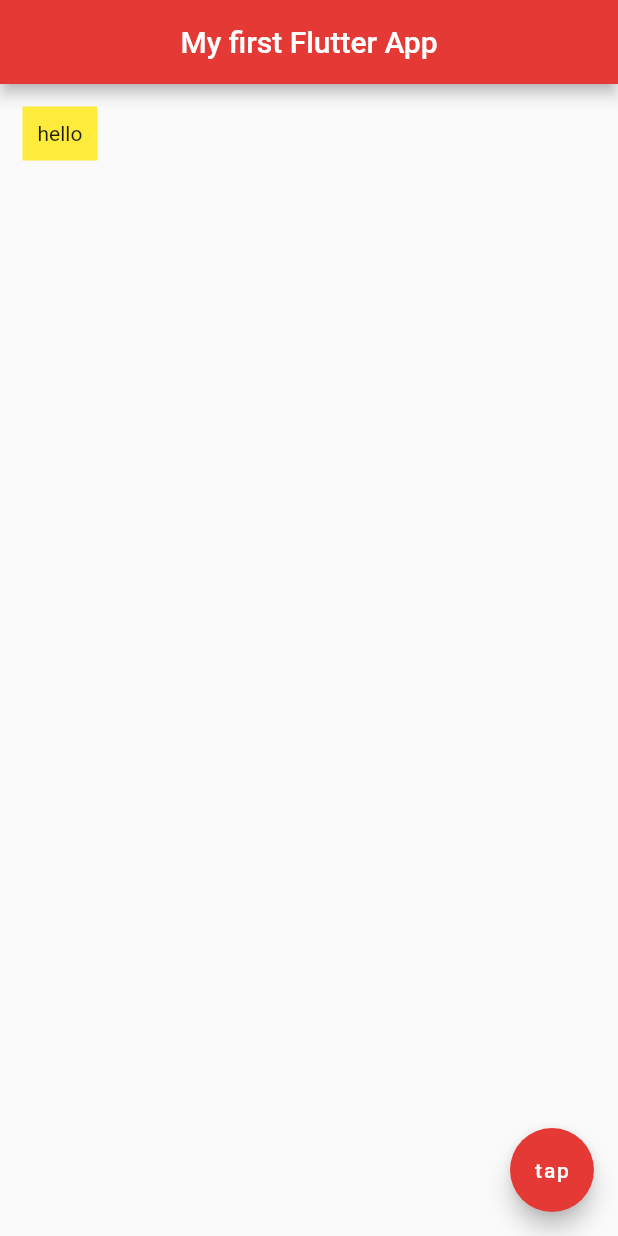
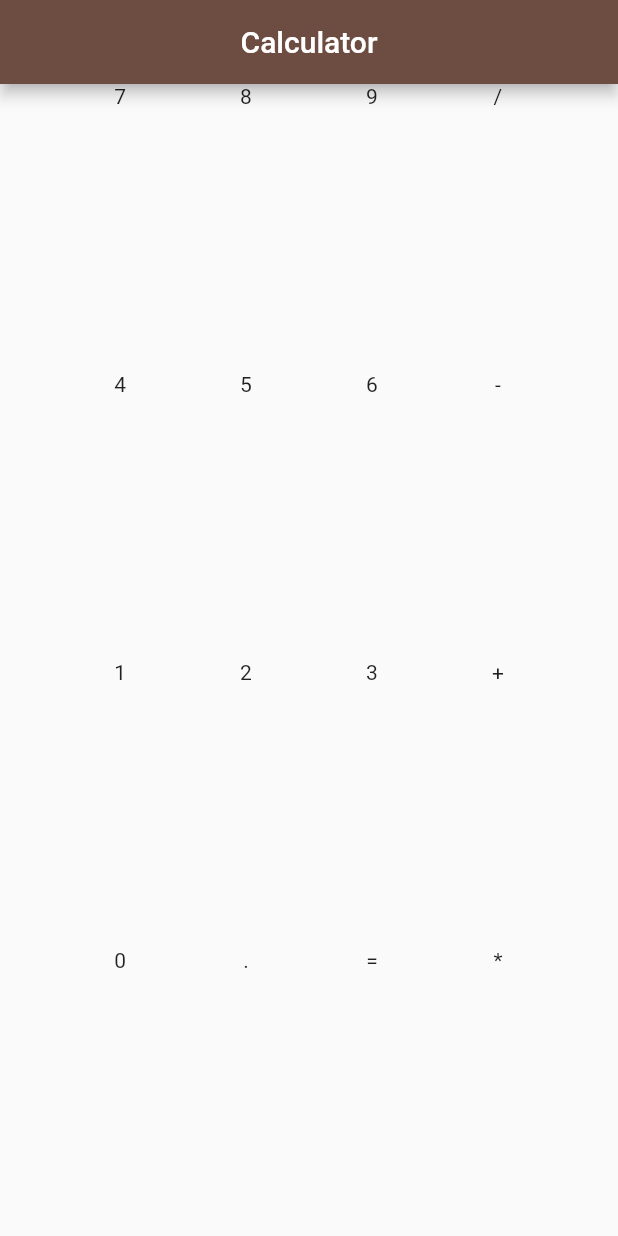
Before and after one commit to kapiljhajhria/test_repo3, a Flutter app: the screen it shows after launch, on a phone screen of 412 x 824 dp. Run offline on Flutter 3.47's test engine with Material 2 defaults, Android fonts, the phone set to English and light mode, and no system bars.

Commit message:
Calculator experiment
failing badly. need to learn stateful widgets first.

```diff
--- a/lib/main.dart
+++ b/lib/main.dart
@@ -11,21 +11,112 @@ class Home extends StatelessWidget {
   Widget build(BuildContext context) {
     return Scaffold(
         appBar: AppBar(
-        title: Text("My first Flutter App"),
+          title: Text("Calculator"),
           centerTitle: true,
-        backgroundColor: Colors.red[600],
+          backgroundColor: Colors.brown[600],
         ),
         body: Container(
-        child: Text('hello'),
-        padding: EdgeInsets.all(10.0),
-        margin: EdgeInsets.all(15.0),
-        color: Colors.yellow,
+          child: Row(
+            mainAxisAlignment: MainAxisAlignment.spaceEvenly,
+            children: <Widget>[
+              Column(
+                children: <Widget>[
+                  Expanded(
+                    child: Container(
+                      child: Text('7'),
                     ),
-      floatingActionButton: FloatingActionButton(
-        onPressed: () {},
-        child: Text('tap'),
-        backgroundColor: Colors.red[600],
                   ),
-    );
+                  Expanded(
+                    child: Container(
+                      child: Text('4'),
+                    ),
+                  ),
+                  Expanded(
+                    child: Container(
+                      child: Text('1'),
+                    ),
+                  ),
+                  Expanded(
+                    child: Container(
+                      child: Text('0'),
+                    ),
+                  ),
+                ],
+              ),
+              Column(
+                children: <Widget>[
+                  Expanded(
+                    child: Container(
+                      child: Text('8'),
+                    ),
+                  ),
+                  Expanded(
+                    child: Container(
+                      child: Text('5'),
+                    ),
+                  ),
+                  Expanded(
+                    child: Container(
+                      child: Text('2'),
+                    ),
+                  ),
+                  Expanded(
+                    child: Container(
+                      child: Text('.'),
+                    ),
+                  ),
+                ],
+              ),
+              Column(
+                children: <Widget>[
+                  Expanded(
+                    child: Container(
+                      child: Text('9'),
+                    ),
+                  ),
+                  Expanded(
+                    child: Container(
+                      child: Text('6'),
+                    ),
+                  ),
+                  Expanded(
+                    child: Container(
+                      child: Text('3'),
+                    ),
+                  ),
+                  Expanded(
+                    child: Container(
+                      child: Text('='),
+                    ),
+                  ),
+                ],
+              ),
+              Column(
+                children: <Widget>[
+                  Expanded(
+                    child: Container(
+                      child: Text('/'),
+                    ),
+                  ),
+                  Expanded(
+                    child: Container(
+                      child: Text('-'),
+                    ),
+                  ),
+                  Expanded(
+                    child: Container(
+                      child: Text('+'),
+                    ),
+                  ),
+                  Expanded(
+                    child: Container(
+                      child: Text('*'),
+                    ),
+                  ),
+                ],
+              ),
+            ],
+          ),
+        ));
   }
 }
```
Lines whose indentation alone changed are shown as unchanged.
